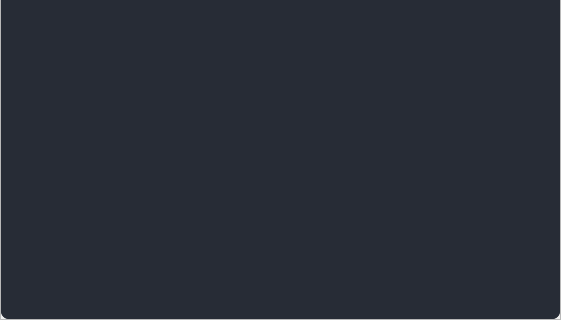
Old version of the form VisionApp/ExtendedMenu.ui in the repository AtlasJ/Pogo; both pictures show x 0 to 561 and y 513 to 833 of the 561 by 833 pixel window.
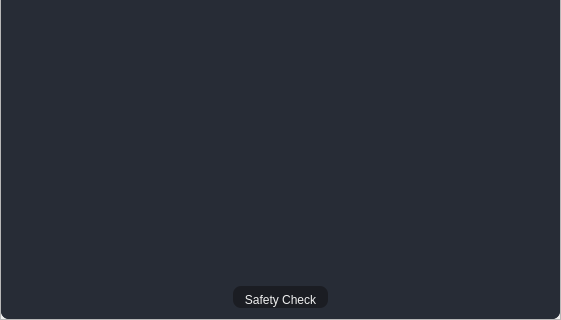
New version of the form. The open tabs and pages were chosen to show the change. Icons and pictures are not drawn.

Commit message:
Safety check: verify an expected feature is present before production starts
Extended-menu page with a taught check position (Set / Jog To), a search ROI, and
either colour blobs with area/width/height filters or pattern matching. Production
jogs to the taught point, snaps, and refuses to start when the feature is missing -
reported to the operator as the trolley not being docked. Enable/disable per recipe.

What changed in the file:
```diff
--- a/VisionApp/ExtendedMenu.ui
+++ b/VisionApp/ExtendedMenu.ui
@@ -677,6 +677,31 @@
                 </property>
                </widget>
               </item>
+              <item row="9" column="0">
+               <widget class="QToolButton" name="toolButtonSafetyCheck">
+                <property name="minimumSize">
+                 <size>
+                  <width>95</width>
+                  <height>0</height>
+                 </size>
+                </property>
+                <property name="toolTip">
+                 <string>Check that an expected feature is present before production starts.</string>
+                </property>
+                <property name="text">
+                 <string>Safety Check</string>
+                </property>
+                <property name="iconSize">
+                 <size>
+                  <width>60</width>
+                  <height>60</height>
+                 </size>
+                </property>
+                <property name="toolButtonStyle">
+                 <enum>Qt::ToolButtonTextUnderIcon</enum>
+                </property>
+               </widget>
+              </item>
              </layout>
             </widget>
            </widget>
```
The commit also changes 10 other files.
